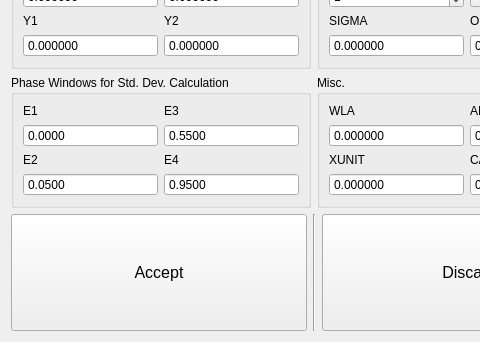
First picture: the form in resources/curveproperties_dialog.ui, repository Varnani/pywd2015-qt5, before the edit; both pictures show x 0 to 480 and y 208 to 550 of the 1000 by 550 pixel window.
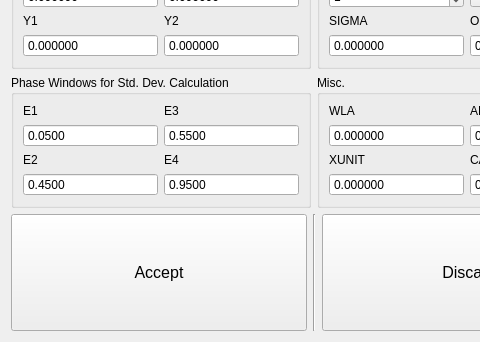
Second picture: the form after the edit.

```diff
--- a/resources/curveproperties_dialog.ui
+++ b/resources/curveproperties_dialog.ui
@@ -790,6 +790,9 @@
         <property name="decimals">
          <number>4</number>
         </property>
+        <property name="value">
+         <double>0.050000000000000</double>
+        </property>
        </widget>
       </item>
       <item row="3" column="0">
@@ -801,7 +804,7 @@
          <number>4</number>
         </property>
         <property name="value">
-         <double>0.050000000000000</double>
+         <double>0.450000000000000</double>
         </property>
        </widget>
       </item>
```
